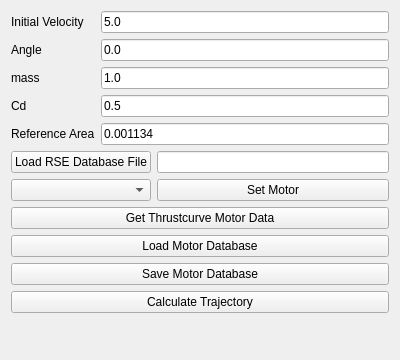
First picture: the form in gui/CannonballTab.ui, repository qtrocket/qtrocket, before the edit.
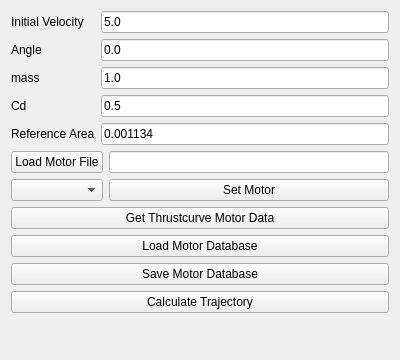
Second picture: the form after the edit.

Patch:
```diff
--- a/gui/CannonballTab.ui
+++ b/gui/CannonballTab.ui
@@ -99,7 +99,7 @@
      <item row="0" column="0">
       <widget class="QPushButton" name="loadRSE_btn">
        <property name="text">
-        <string>Load RSE Database File</string>
+        <string>Load Motor File</string>
        </property>
       </widget>
      </item>
```
